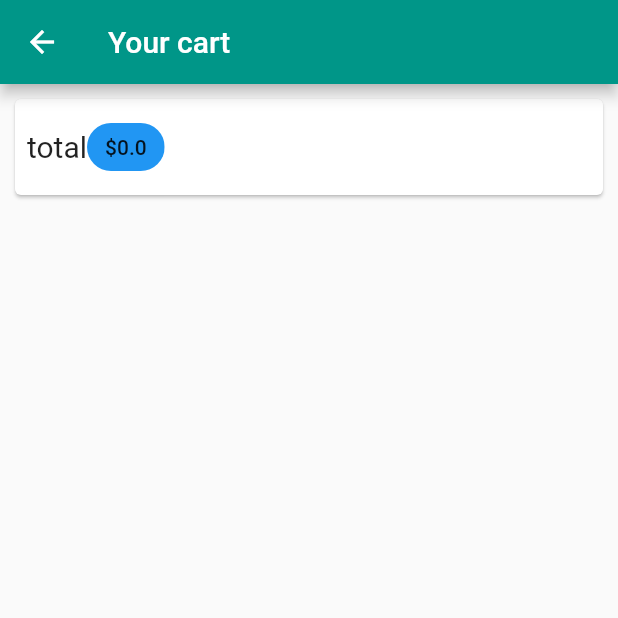
After one commit to AlessandroDodi/shop_flutter_app, a Flutter app: the CartScreen screen opened by its route, on a phone screen of 412 x 824 dp, the top half of it. The commit adds this screen. Run offline on Flutter 3.47's test engine with Material 2 defaults, Android fonts, the phone set to English and light mode, and no system bars; network calls fail.

Commit message:
Add cart paage

```diff
--- a/lib/main.dart
+++ b/lib/main.dart
@@ -2,6 +2,7 @@ import 'package:flutter/material.dart';
 import 'package:provider/provider.dart';
 import 'package:shop_flutter_app/providers/cart.dart';
 import 'package:shop_flutter_app/providers/products.dart';
+import 'package:shop_flutter_app/screens/cart_screen.dart';
 import '/screens/product_detail_screen.dart';
 import '/screens/products_overview_screen.dart';
 
@@ -30,6 +31,7 @@ class MyApp extends StatelessWidget {
         routes: {
           ProductDetailScreen.routeName: (context) =>
               const ProductDetailScreen(),
+          CartScreen.routeName: ((context) => const CartScreen()),
         },
       ),
     );
--- a/lib/providers/cart.dart
+++ b/lib/providers/cart.dart
@@ -13,7 +13,7 @@ class CartItem {
 }
 
 class Cart with ChangeNotifier {
-  Map<String, CartItem> _items = {};
+  final Map<String, CartItem> _items = {};
 
   Map<String, CartItem> get items {
     return {..._items};
@@ -21,6 +21,14 @@ class Cart with ChangeNotifier {
 
   int get itemCount {
     return _items.length;
+  }
+
+  double get totalAmount {
+    var total = 0.0;
+    _items.forEach((key, value) {
+      total += value.price * value.quantity;
+    });
+    return total;
   }
 
   void addItem(String productId, double price, String title) {
--- /dev/null
+++ b/lib/screens/cart_screen.dart
@@ -0,0 +1,35 @@
+import 'package:flutter/material.dart';
+import 'package:provider/provider.dart';
+import 'package:shop_flutter_app/providers/cart.dart';
+
+class CartScreen extends StatelessWidget {
+  static const routeName = '/cart';
+
+  const CartScreen({super.key});
+
+  @override
+  Widget build(BuildContext context) {
+    return Scaffold(
+      appBar: AppBar(title: const Text('Your cart')),
+      body: Column(children: [
+        Card(
+          margin: const EdgeInsets.all(10),
+          child: Padding(
+              padding: const EdgeInsets.all(8),
+              child: Row(
+                children: [
+                  const Text(
+                    'total',
+                    style: TextStyle(fontSize: 20),
+                  ),
+                  Chip(
+                    label: Text('\$${Provider.of<Cart>(context).totalAmount}'),
+                    backgroundColor: Theme.of(context).primaryColor,
+                  )
+                ],
+              )),
+        )
+      ]),
+    );
+  }
+}
--- a/lib/screens/products_overview_screen.dart
+++ b/lib/screens/products_overview_screen.dart
@@ -3,6 +3,7 @@
 import 'package:flutter/material.dart';
 import 'package:shop_flutter_app/providers/cart.dart';
 import 'package:shop_flutter_app/providers/products.dart';
+import 'package:shop_flutter_app/screens/cart_screen.dart';
 import 'package:shop_flutter_app/widgets/badge.dart';
 import 'package:shop_flutter_app/widgets/product_grid.dart';
 import 'package:provider/provider.dart';
@@ -55,7 +56,9 @@ class _ProductOverviewScreenState extends State<ProductOverviewScreen> {
                 )),
             child: IconButton(
               icon: const Icon(Icons.shopping_cart),
-              onPressed: () {},
+              onPressed: () {
+                Navigator.of(context).pushNamed(CartScreen.routeName);
+              },
             ),
           ),
         ],
--- a/lib/widgets/badge.dart
+++ b/lib/widgets/badge.dart
@@ -5,6 +5,7 @@ class Badge extends StatelessWidget {
   final String value;
   final Color color;
   const Badge({
+    super.key,
     required this.child,
     required this.value,
     required this.color,
--- a/lib/widgets/product_grid.dart
+++ b/lib/widgets/product_grid.dart
@@ -3,6 +3,7 @@ import 'package:provider/provider.dart';
 import 'package:shop_flutter_app/providers/product.dart';
 import 'package:shop_flutter_app/widgets/product_item.dart';
 
+// ignore: must_be_immutable
 class PrductGrid extends StatelessWidget with ChangeNotifier {
   final List<Product> loadedProducts;
   final bool showFavorites;
```
